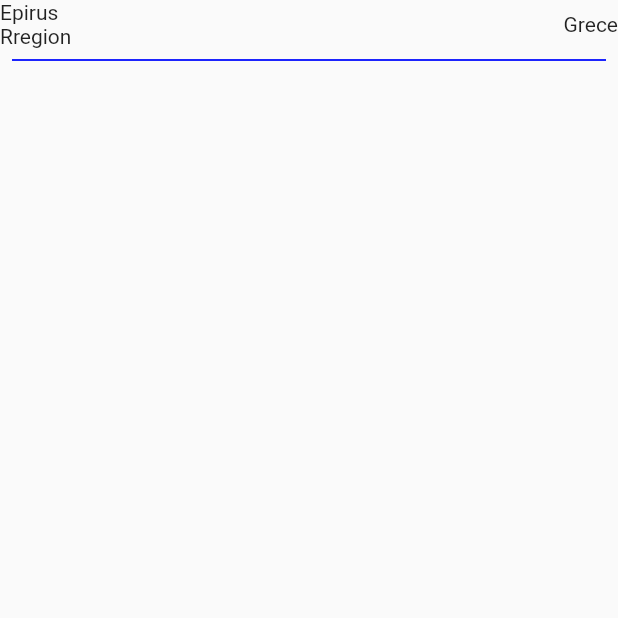
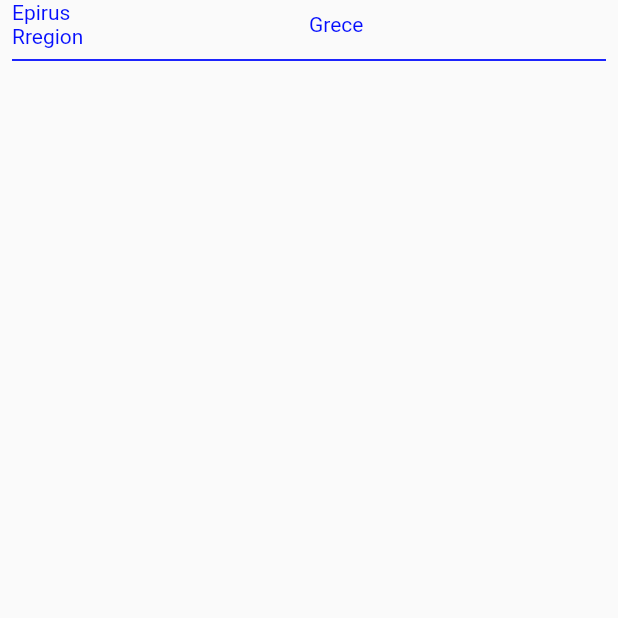
Before and after one commit to JAICHANGPARK/flutter_notebook_10th_story, a Flutter app: the Layout2Page screen opened directly, on a phone screen of 412 x 824 dp, the top half of it. Run offline on Flutter 3.47's test engine with Material 2 defaults, Android fonts, the phone set to English and light mode, and no system bars.

Commit message:
Update layout_2_page.dart

```diff
--- a/lib/ep667_mobile_layout/layout_2_page.dart
+++ b/lib/ep667_mobile_layout/layout_2_page.dart
@@ -9,11 +9,23 @@ class Layout2Page extends StatelessWidget {
       body: SafeArea(
         child: Column(
           children: [
-            Row(
-              children: [
-                Expanded(child: Text("Epirus\nRregion")),
-                Text("Grece"),
-              ],
+            Padding(
+              padding: const EdgeInsets.symmetric(horizontal: 8),
+              child: Row(
+                children: [
+                  Expanded(
+                      child: Text(
+                    "Epirus\nRregion",
+                    style: TextStyle(color: mobileLayoutAppColor),
+                  )),
+                  Expanded(
+                    child: Text(
+                      "Grece",
+                      style: TextStyle(color: mobileLayoutAppColor),
+                    ),
+                  ),
+                ],
+              ),
             ),
             Divider(
               thickness: 1.2,
```
